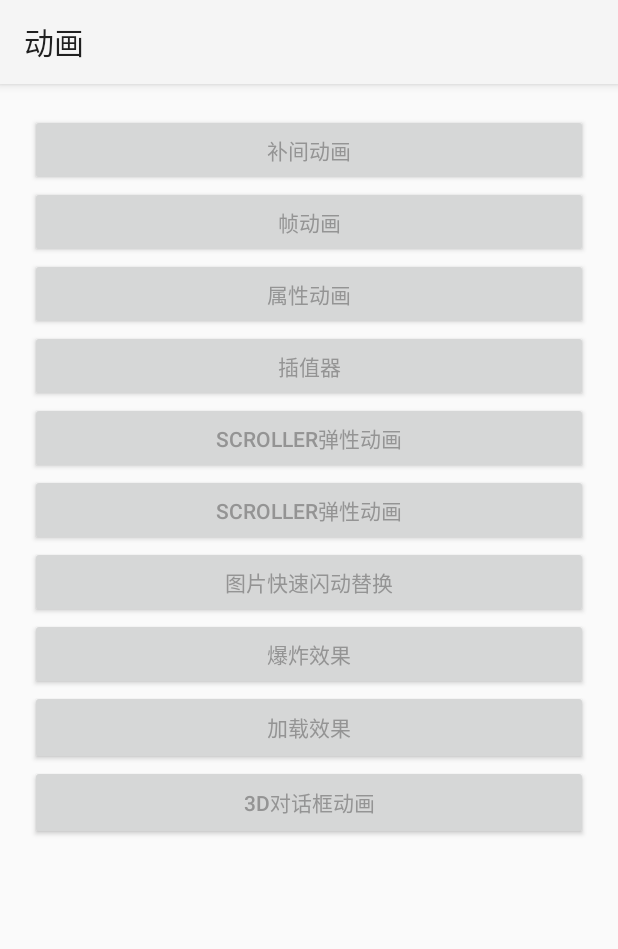
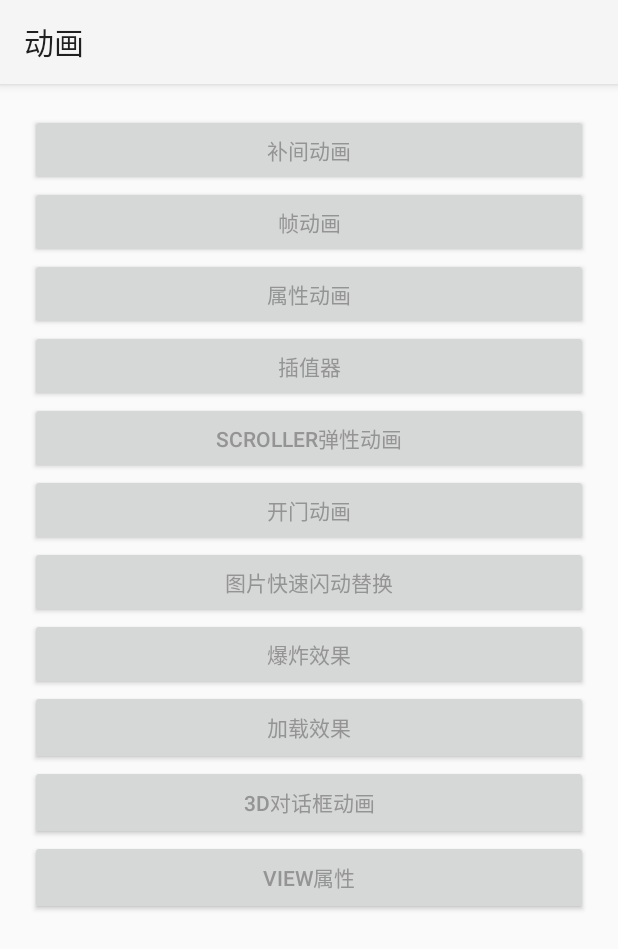
Before and after one commit to nicolechen325/AppAnimation, an Android app: the screen it shows after launch (MainAnimActivity before the commit, MainViewActivity after it), on a phone screen of 412 x 824 dp. Shown: the top 949 px of the screen. Run offline under Robolectric (Android 15) with nearby library versions, the phone set to English and light mode, and no system bars.

Commit message:
视图xy坐标属性

```diff
--- a/app/src/main/AndroidManifest.xml
+++ b/app/src/main/AndroidManifest.xml
@@ -10,7 +10,7 @@
         android:theme="@style/AppTheme">
 
         <!--动画主页-->
-        <activity android:name="com.set.anim.MainAnimActivity">
+        <activity android:name="com.set.anim.MainViewActivity">
             <intent-filter>
                 <action android:name="android.intent.action.MAIN" />
 
@@ -27,7 +27,7 @@
         <activity android:name="com.set.anim.sample.FasterImageAnimActivity" />
         <activity android:name="com.set.anim.sample.OpenDoorActivity" />
         <activity android:name="com.set.anim.sample.TweenInterpolatorActivity" />
-
+        <activity android:name="com.set.anim.sample.ViewTranslationActivity" />
 
     </application>
 
--- a/app/src/main/java/com/set/anim/MainAnimActivity.java
+++ b/app/src/main/java/com/set/anim/MainViewActivity.java
@@ -17,13 +17,14 @@ import com.set.anim.loading.LoadingActivity;
 import com.set.anim.sample.PropertyAnimActivity;
 import com.set.anim.sample.TweenAnimActivity;
 import com.set.anim.sample.TweenInterpolatorActivity;
+import com.set.anim.sample.ViewTranslationActivity;
 import com.set.anim.widget.ImageProgressDialog;
 import com.set.animation.R;
 
 /**
- * 动画主页面
+ * 主页面
  */
-public class MainAnimActivity extends AppCompatActivity {
+public class MainViewActivity extends AppCompatActivity {
 
     @Override
     protected void onCreate(Bundle savedInstanceState) {
@@ -32,47 +33,54 @@ public class MainAnimActivity extends AppCompatActivity {
     }
 
     public void btnPropertyAnim(View view) {
-        startActivity(new Intent(MainAnimActivity.this, PropertyAnimActivity.class));
+        startActivity(new Intent(MainViewActivity.this, PropertyAnimActivity.class));
     }
 
     public void btnTweenAnim(View view) {
-        startActivity(new Intent(MainAnimActivity.this, TweenAnimActivity.class));
+        startActivity(new Intent(MainViewActivity.this, TweenAnimActivity.class));
     }
 
     //插值器
     public void btnTweenInterpolatorAnim(View view) {
-        startActivity(new Intent(MainAnimActivity.this, TweenInterpolatorActivity.class));
-    }
-    public void btnFrameAnim(View view) {
-        startActivity(new Intent(MainAnimActivity.this, FrameAnimActivity.class));
+        startActivity(new Intent(MainViewActivity.this, TweenInterpolatorActivity.class));
     }
 
-    public void btnFasterImageAnim(View view) {
-        startActivity(new Intent(MainAnimActivity.this, FasterImageAnimActivity.class));
+    //帧动画
+    public void btnFrameAnim(View view) {
+        startActivity(new Intent(MainViewActivity.this, FrameAnimActivity.class));
     }
 
+    //ImageView快速闪动
+    public void btnFasterImageAnim(View view) {
+        startActivity(new Intent(MainViewActivity.this, FasterImageAnimActivity.class));
+    }
 
     public void btnScroller(View view) {
-        startActivity(new Intent(MainAnimActivity.this, ScrollerActivity.class));
+        startActivity(new Intent(MainViewActivity.this, ScrollerActivity.class));
     }
 
     public void btnOpenDoor(View view) {
-        startActivity(new Intent(MainAnimActivity.this, OpenDoorActivity.class));
+        startActivity(new Intent(MainViewActivity.this, OpenDoorActivity.class));
     }
 
     public void btnExplosion(View view) {
-        startActivity(new Intent(MainAnimActivity.this, ExplosionActivity.class));
+        startActivity(new Intent(MainViewActivity.this, ExplosionActivity.class));
     }
 
     public void btnShowLoading(View view) {
-        startActivity(new Intent(MainAnimActivity.this, LoadingActivity.class));
+        startActivity(new Intent(MainViewActivity.this, LoadingActivity.class));
+    }
+
+    //视图属性
+    public void btnTranslationView(View view) {
+        startActivity(new Intent(MainViewActivity.this, ViewTranslationActivity.class));
     }
 
     public void btn3dDialog(View view) {
         final Dialog3dAnim dialog = new Dialog3dAnim(this);
         dialog.show();
 
-        final ImageProgressDialog prDialog = new ImageProgressDialog(MainAnimActivity.this,
+        final ImageProgressDialog prDialog = new ImageProgressDialog(MainViewActivity.this,
                 R.style.dialog);
         prDialog.setCancelable(false);
         prDialog.show();
--- a/app/src/main/java/com/set/anim/loading/LoadingActivity.java
+++ b/app/src/main/java/com/set/anim/loading/LoadingActivity.java
@@ -2,11 +2,8 @@ package com.set.anim.loading;
 
 
 import android.app.Activity;
-import android.content.DialogInterface;
 import android.os.Bundle;
 
-import com.set.anim.MainAnimActivity;
-import com.set.anim.widget.ImageProgressDialog;
 import com.set.animation.R;
 
 public class LoadingActivity extends Activity {
--- a/app/src/main/java/com/set/anim/sample/OpenDoorActivity.java
+++ b/app/src/main/java/com/set/anim/sample/OpenDoorActivity.java
@@ -5,7 +5,7 @@ import android.content.Intent;
 import android.os.Bundle;
 import android.view.Window;
 
-import com.set.anim.MainAnimActivity;
+import com.set.anim.MainViewActivity;
 import com.set.animation.R;
 import com.set.anim.widget.PullDoorView;
 
@@ -19,13 +19,12 @@ public class OpenDoorActivity extends Activity implements PullDoorView.PullDoorC
         this.requestWindowFeature(Window.FEATURE_NO_TITLE);
         super.onCreate(savedInstanceState);
         setContentView(R.layout.act_open_door);
-        PullDoorView pullDoorView =(PullDoorView)findViewById(R.id.pull_door_view);
+        PullDoorView pullDoorView = (PullDoorView) findViewById(R.id.pull_door_view);
         pullDoorView.setmCallback(this);
     }
 
     @Override
     public void onPullDoorSuccess() {
-        startActivity(new Intent(OpenDoorActivity.this, MainAnimActivity.class));
         finish();
     }
 }
--- a/app/src/main/res/layout/act_main.xml
+++ b/app/src/main/res/layout/act_main.xml
@@ -66,7 +66,7 @@
             android:layout_gravity="center"
             android:layout_weight="1"
             android:onClick="btnOpenDoor"
-            android:text="Scroller弹性动画"
+            android:text="开门动画"
             android:textColor="#949494" />
 
         <Button
@@ -109,6 +109,17 @@
             android:onClick="btn3dDialog"
             android:text="3d对话框动画"
             android:textColor="#949494" />
+
+        <Button
+            android:id="@+id/btn_translations"
+            android:layout_width="match_parent"
+            android:layout_height="50dp"
+            android:layout_gravity="center"
+            android:layout_weight="1"
+            android:onClick="btnTranslationView"
+            android:text="View属性"
+            android:textColor="#949494" />
+
     </LinearLayout>
 
 </ScrollView>
--- a/app/src/main/res/values/colors.xml
+++ b/app/src/main/res/values/colors.xml
@@ -11,5 +11,6 @@
     <color name="view_bg">#00FFFCCC</color>
     <color name="shadow">#25808080</color>
     <color name="dialog_bg">#f5f5f5</color>
+    <color name="red">#f5f5f5</color>
 
 </resources>
```
Also changed, not shown: app/src/main/java/com/set/anim/animation/MAlphaAnimation.java (added, +27 -0 lines), app/src/main/java/com/set/anim/animation/MRotateAnimation.java (added, +30 -0 lines), app/src/main/java/com/set/anim/animation/MScaleAnimation.java (added, +33 -0 lines), app/src/main/java/com/set/anim/animation/MTranslateAnimation.java (added, +25 -0 lines), app/src/main/java/com/set/anim/sample/ViewTranslationActivity.java (added, +48 -0 lines), app/src/main/java/com/set/anim/widget/DrawAnimationLayout.java (+14 -0 lines), app/src/main/java/com/set/anim/widget/TranslationView.java (added, +168 -0 lines), app/src/main/res/layout/act_translation_view.xml (added, +14 -0 lines).
